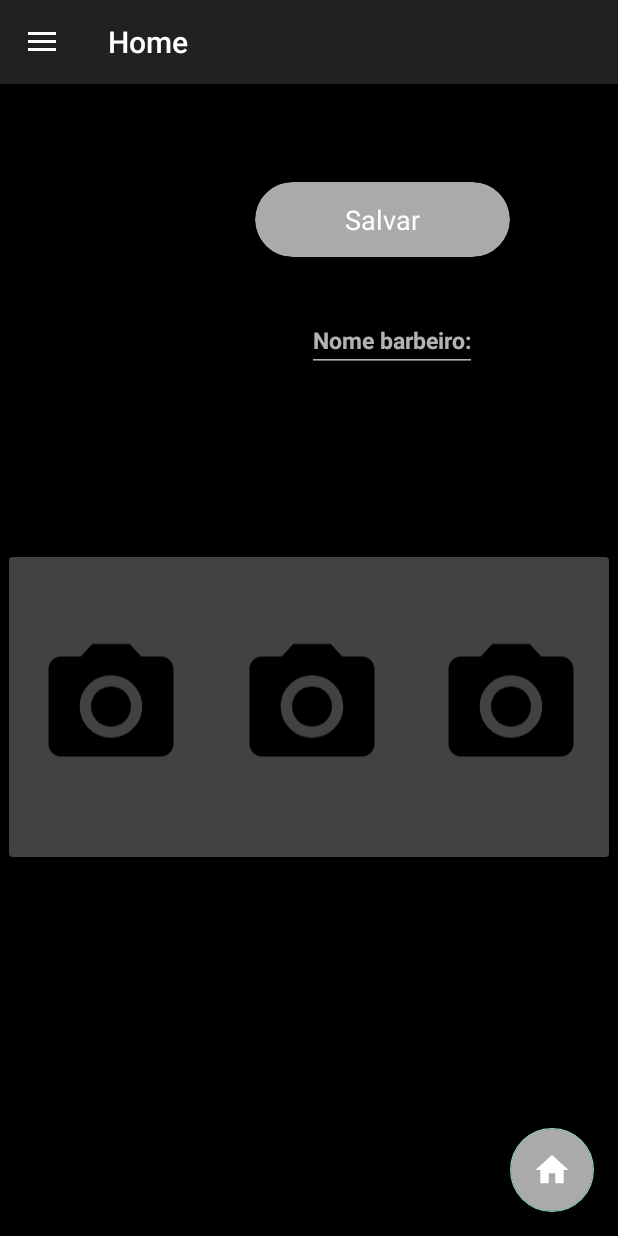
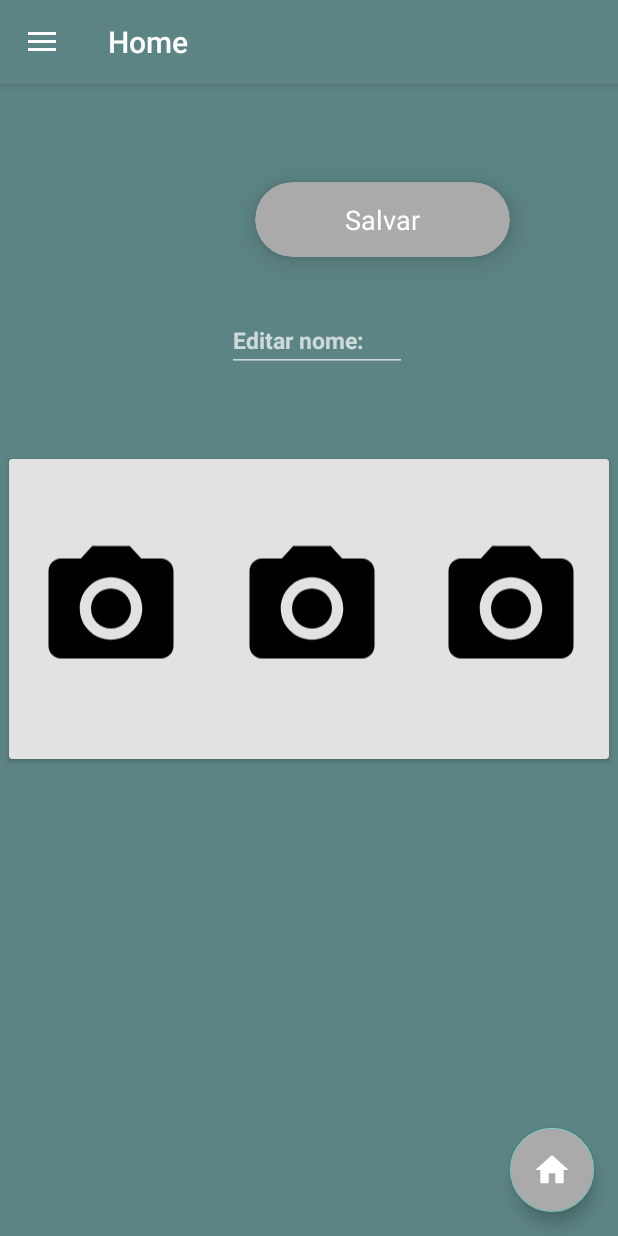
Before and after one commit to TiagoPereiraIfsul/TCC, an Android app: the fragment FragmentBarbeiroEdit placed in its activity, on a phone screen of 412 x 824 dp. Run offline under Robolectric (Android 15) with nearby library versions, the phone set to English and light mode, and no system bars; our stand-ins replace CircleImageView, Firebase (no records; nobody signed in at launch, a user with empty details on screens opened directly), Picasso; pictures from the network do not load; 5 statements that could not run were skipped.

Commit message:
Falta apenas deixar bonito

```diff
--- a/app/src/main/res/layout/activity_loginou_cadastro.xml
+++ b/app/src/main/res/layout/activity_loginou_cadastro.xml
@@ -5,7 +5,7 @@
     android:layout_width="match_parent"
     android:layout_height="match_parent"
     tools:context=".Login.Cadastro.LoginouCadastro"
-    android:background="@drawable/barbershop"
+    android:background="@drawable/brunobarber"
     >
 
 
--- a/app/src/main/res/layout/adapter_do_recycler_estilo.xml
+++ b/app/src/main/res/layout/adapter_do_recycler_estilo.xml
@@ -4,7 +4,8 @@
     xmlns:tools="http://schemas.android.com/tools"
     android:layout_width="match_parent"
     android:layout_height="wrap_content"
-    android:orientation="horizontal">
+    android:orientation="horizontal"
+    android:background="@drawable/apptygabg">
 
     <android.support.v7.widget.CardView
         android:id="@+id/carview1"
--- a/app/src/main/res/layout/app_bar_inicial_barbeiro.xml
+++ b/app/src/main/res/layout/app_bar_inicial_barbeiro.xml
@@ -15,7 +15,7 @@
             android:id="@+id/toolbar"
             android:layout_width="match_parent"
             android:layout_height="?attr/actionBarSize"
-            android:background="?attr/colorPrimary"
+            android:background="@color/colorin"
             app:popupTheme="@style/PopupOverlay" />
 
     </android.support.design.widget.AppBarLayout>
--- a/app/src/main/res/layout/fragment_activity_recycler_view.xml
+++ b/app/src/main/res/layout/fragment_activity_recycler_view.xml
@@ -4,7 +4,8 @@
     xmlns:tools="http://schemas.android.com/tools"
     android:layout_width="match_parent"
     android:layout_height="match_parent"
-    tools:context=".Estilo.ActivityRecyclerView">
+    tools:context=".Estilo.ActivityRecyclerView"
+    android:background="@drawable/apptygabg">
 
     <android.support.v7.widget.RecyclerView
         android:id="@+id/recyclerView"
--- a/app/src/main/res/layout/fragment_fragment_barba.xml
+++ b/app/src/main/res/layout/fragment_fragment_barba.xml
@@ -4,7 +4,8 @@
     xmlns:app="http://schemas.android.com/apk/res-auto"
     android:layout_width="match_parent"
     android:layout_height="match_parent"
-    android:orientation="horizontal">
+    android:orientation="horizontal"
+    android:background="@drawable/apptygabg">
 
     <android.support.v7.widget.CardView
         android:id="@+id/carview1"
--- a/app/src/main/res/layout/fragment_fragment_barbeiro_edit.xml
+++ b/app/src/main/res/layout/fragment_fragment_barbeiro_edit.xml
@@ -9,6 +9,7 @@
     <RelativeLayout
         android:layout_width="match_parent"
         android:layout_height="match_parent"
+        android:background="@color/colorin"
         >
         <!--android:background="@drawable/btauszik"-->
 
@@ -19,13 +20,13 @@
 
             <EditText
                 android:id="@+id/aliasnome"
-                android:layout_width="wrap_content"
+                android:layout_width="120dp"
                 android:layout_height="wrap_content"
                 android:layout_above="@+id/linearLayout"
                 android:layout_gravity="center_horizontal"
                 android:layout_marginTop="150dp"
-                android:layout_marginLeft="55dp"
-                android:hint="Nome barbeiro:"
+                android:layout_marginLeft="5dp"
+                android:hint="Editar nome:"
                 android:textColor="#fff"
                 android:textSize="15sp"
                 android:textStyle="bold" />
@@ -56,7 +57,8 @@
             android:layout_width="400dp"
             android:layout_height="200dp"
             android:layout_centerHorizontal="true"
-            android:layout_marginTop="315dp">
+            android:layout_marginTop="250dp"
+            app:cardBackgroundColor="#E2E2E2">
 
             <LinearLayout
                 android:layout_width="match_parent"
@@ -64,12 +66,15 @@
                 android:orientation="horizontal"
                 android:weightSum="3">
 
+
                 <LinearLayout
                     android:layout_width="137dp"
                     android:layout_height="match_parent"
                     android:layout_weight="1"
                     android:gravity="center"
-                    android:orientation="vertical">
+                    android:orientation="vertical"
+                    android:visibility="visible"
+                    tools:visibility="visible">
 
 
                     <!--<ImageView
@@ -83,7 +88,9 @@
                         android:layout_width="100dp"
                         android:layout_height="150dp"
                         android:layout_gravity="center_horizontal"
-                        app:srcCompat="@drawable/ic_menu_camera"/>
+                        android:visibility="visible"
+                        app:srcCompat="@drawable/ic_menu_camera"
+                        tools:visibility="visible" />
 
 
                 </LinearLayout>
@@ -93,7 +100,9 @@
                     android:layout_height="match_parent"
                     android:layout_weight="1"
                     android:gravity="center"
-                    android:orientation="vertical">
+                    android:orientation="vertical"
+                    android:visibility="visible"
+                    tools:visibility="visible">
 
 
                     <!--<ImageView
@@ -107,8 +116,9 @@
                         android:layout_width="100dp"
                         android:layout_height="150dp"
                         android:layout_gravity="center_horizontal"
+                        android:visibility="visible"
                         app:srcCompat="@drawable/ic_menu_camera"
-                         />
+                        tools:visibility="visible" />
 
 
                 </LinearLayout>
@@ -116,10 +126,10 @@
                 <LinearLayout
                     android:layout_width="134dp"
                     android:layout_height="match_parent"
-
                     android:gravity="center"
-                    android:orientation="vertical">
-
+                    android:orientation="vertical"
+                    android:visibility="visible"
+                    tools:visibility="visible">
 
                     <!--<ImageView
                         android:id="@+id/imagem3"
@@ -132,8 +142,9 @@
                         android:layout_width="100dp"
                         android:layout_height="150dp"
                         android:layout_gravity="center_horizontal"
+                        android:visibility="visible"
                         app:srcCompat="@drawable/ic_menu_camera"
-                         />
+                        tools:visibility="visible" />
 
 
                 </LinearLayout>
--- a/app/src/main/res/layout/fragment_fragment_cabelo.xml
+++ b/app/src/main/res/layout/fragment_fragment_cabelo.xml
@@ -4,7 +4,8 @@
     xmlns:tools="http://schemas.android.com/tools"
     android:layout_width="match_parent"
     android:layout_height="wrap_content"
-    android:orientation="horizontal">
+    android:orientation="horizontal"
+    android:background="@drawable/apptygabg">
 
 
 
--- a/app/src/main/res/layout/fragment_fragment_inicial.xml
+++ b/app/src/main/res/layout/fragment_fragment_inicial.xml
@@ -4,7 +4,7 @@
     android:layout_width="match_parent"
     android:layout_height="match_parent"
     xmlns:app="http://schemas.android.com/apk/res-auto"
-    android:background="@color/colorini"
+    android:background="@drawable/apptygabg"
     tools:context=".Acoes.Barbeiro.FragmentInicial">
 
     <!--<RelativeLayout-->
--- a/app/src/main/res/layout/fragment_fragment_list_cliente_barbeiro.xml
+++ b/app/src/main/res/layout/fragment_fragment_list_cliente_barbeiro.xml
@@ -11,7 +11,7 @@
         android:layout_height="wrap_content"
         app:tabMode="fixed"
         app:tabGravity="fill"
-        android:background="@color/cardview_dark_background"
+        android:background="@color/colorin"
         app:tabTextColor="@color/cardview_light_background"
         app:tabIndicatorColor="@color/cardview_light_background"/>
 
--- a/app/src/main/res/layout/fragment_fragment_list_estilos.xml
+++ b/app/src/main/res/layout/fragment_fragment_list_estilos.xml
@@ -11,7 +11,7 @@
         android:layout_height="wrap_content"
         app:tabMode="fixed"
         app:tabGravity="fill"
-        android:background="@color/cardview_dark_background"
+        android:background="@color/colorin"
         app:tabTextColor="@color/cardview_light_background"
         app:tabIndicatorColor="@color/cardview_light_background"/>
 
--- a/app/src/main/res/layout/fragment_fragment_manha.xml
+++ b/app/src/main/res/layout/fragment_fragment_manha.xml
@@ -4,7 +4,8 @@
     xmlns:app="http://schemas.android.com/apk/res-auto"
     android:layout_width="match_parent"
     android:layout_height="match_parent"
-    tools:context=".Lista.Clientes.FragmentManha">
+    tools:context=".Lista.Clientes.FragmentManha"
+    android:background="@drawable/apptygabg">
 
     <!--<android.support.v7.widget.RecyclerView
         android:id="@+id/recyclerView"
--- a/app/src/main/res/layout/fragment_fragment_noite.xml
+++ b/app/src/main/res/layout/fragment_fragment_noite.xml
@@ -4,7 +4,8 @@
     xmlns:app="http://schemas.android.com/apk/res-auto"
     android:layout_width="match_parent"
     android:layout_height="match_parent"
-    tools:context=".Lista.Clientes.FragmentNoite">
+    tools:context=".Lista.Clientes.FragmentNoite"
+    android:background="@drawable/apptygabg">
 
     <android.support.v7.widget.CardView
         android:id="@+id/carview1"
--- a/app/src/main/res/layout/fragment_fragment_sobrancelha.xml
+++ b/app/src/main/res/layout/fragment_fragment_sobrancelha.xml
@@ -4,7 +4,8 @@
     xmlns:app="http://schemas.android.com/apk/res-auto"
     android:layout_width="match_parent"
     android:layout_height="match_parent"
-    tools:context=".Estilo.FragmentSobrancelha">
+    tools:context=".Estilo.FragmentSobrancelha"
+    android:background="@drawable/apptygabg">
 
     <android.support.v7.widget.CardView
         android:id="@+id/carview1"
--- a/app/src/main/res/layout/fragment_fragment_tarde.xml
+++ b/app/src/main/res/layout/fragment_fragment_tarde.xml
@@ -4,7 +4,8 @@
     xmlns:app="http://schemas.android.com/apk/res-auto"
     android:layout_width="match_parent"
     android:layout_height="match_parent"
-    tools:context=".Lista.Clientes.FragmentTarde">
+    tools:context=".Lista.Clientes.FragmentTarde"
+    android:background="@drawable/apptygabg">
 
     <android.support.v7.widget.CardView
         android:id="@+id/carview1"
--- a/app/src/main/res/layout/nav_header_inicial_barbeiro.xml
+++ b/app/src/main/res/layout/nav_header_inicial_barbeiro.xml
@@ -3,7 +3,7 @@
     xmlns:app="http://schemas.android.com/apk/res-auto"
     android:layout_width="match_parent"
     android:layout_height="@dimen/nav_header_height"
-    android:background="@color/colorini"
+    android:background="@color/colorin"
     android:gravity="bottom"
     android:orientation="vertical"
     android:paddingLeft="@dimen/activity_horizontal_margin"
--- a/app/src/main/res/values/colors.xml
+++ b/app/src/main/res/values/colors.xml
@@ -5,4 +5,5 @@
     <color name="colorAccent">#D81B60</color>
     <color name="colorFace">#0174DF</color>
     <color name="colorini">#79ACAC</color>
+    <color name="colorin">#5C8484</color>
 </resources>
```
Also changed, not shown: app/src/main/res/layout/activity_cadastro.xml (+36 -26 lines), app/src/main/res/layout/activity_main.xml (+22 -21 lines).
